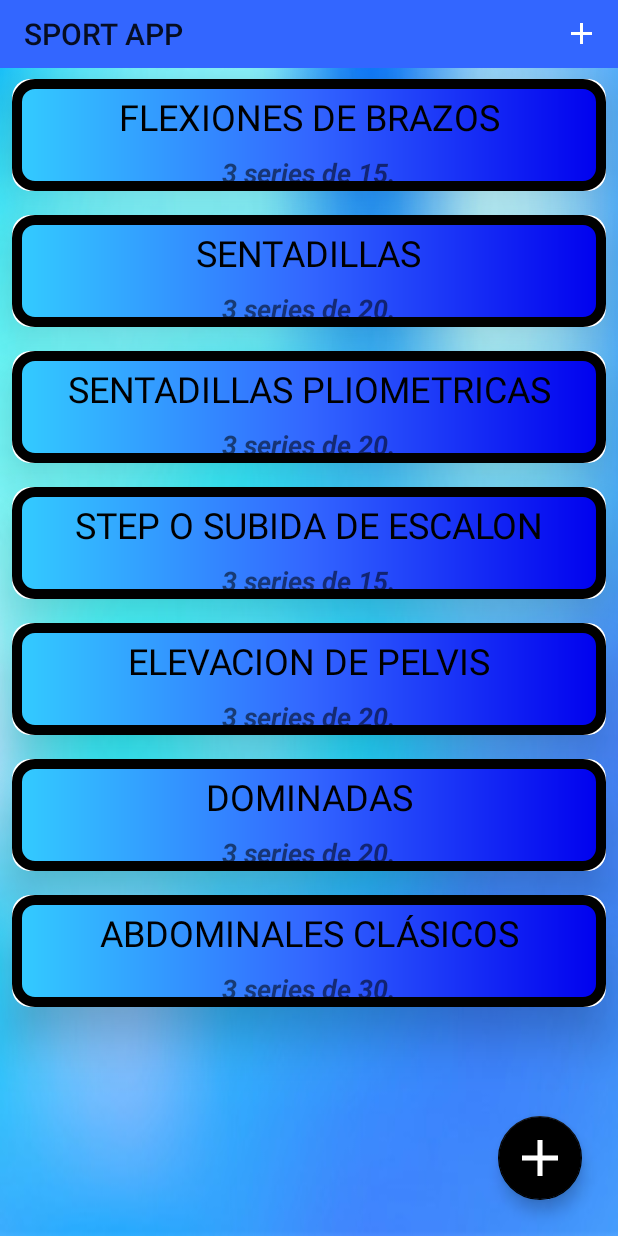
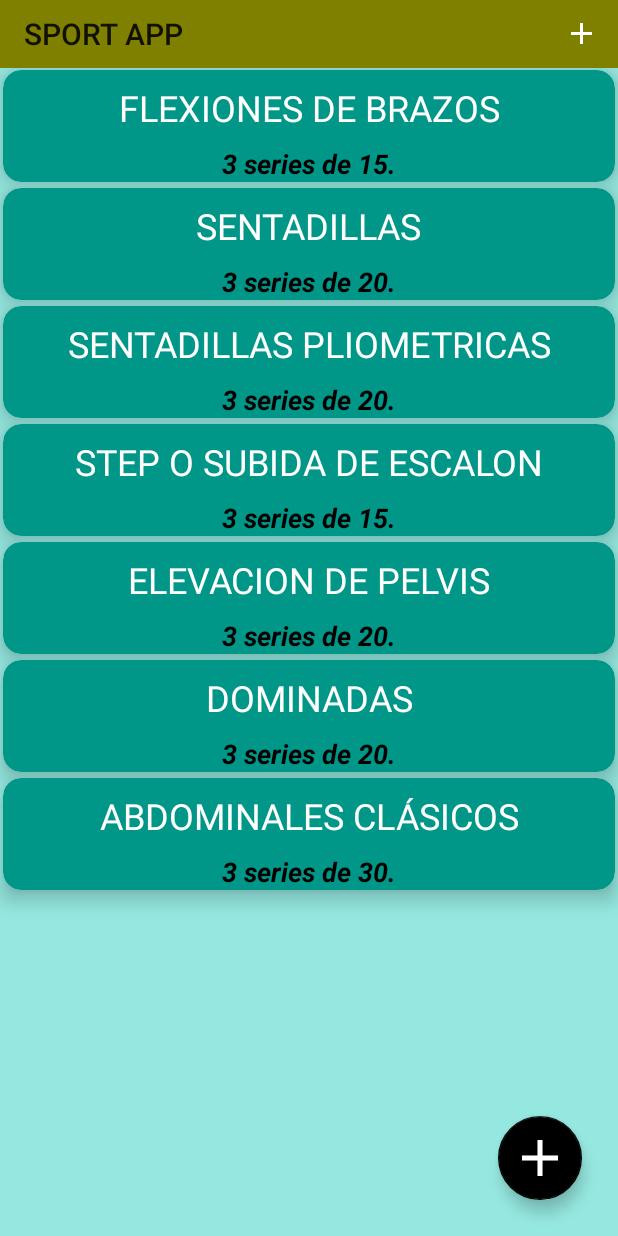
Before and after one commit to matyary/1ParcialAndroid, an Android app: the FragmentSelect screen opened through its navigation route, after a tap on "MUSCULACION", on a phone screen of 412 x 824 dp. Run offline under Robolectric (Android 15) with nearby library versions, the phone set to English and light mode, and no system bars; our stand-ins replace Room's generated code.

Commit message:
Aplicación terminada y funcionando.Se modifica estética.

```diff
--- a/app/src/main/java/Adapters/SportListAdapter.kt
+++ b/app/src/main/java/Adapters/SportListAdapter.kt
@@ -1,6 +1,7 @@
 package Adapters
 
 import Entities.Sport
+import android.net.sip.SipSession
 import android.view.LayoutInflater
 import android.view.View
 import android.view.ViewGroup
@@ -9,7 +10,7 @@ import androidx.cardview.widget.CardView
 import androidx.recyclerview.widget.RecyclerView
 import com.utn.tp3.R
 
-class SportListAdapter (private var sportList: MutableList<Sport>,val adapterOnClick : (pos: Int) -> Unit) : RecyclerView.Adapter<SportListAdapter.SportHolder>() {
+class SportListAdapter (private var sportList: MutableList<Sport>,val adapterOnClick : (pos: Int, action: Int) -> Unit) : RecyclerView.Adapter<SportListAdapter.SportHolder>() {
 
     companion object {
 
@@ -31,7 +32,12 @@ class SportListAdapter (private var sportList: MutableList<Sport>,val adapterOnC
         holder.setName(sportList[position].nombre)
         holder.setFrecuency(sportList[position].frecuencia)
         holder.getCardLayout().setOnClickListener {
-            adapterOnClick(position)
+            val actionclicked = 0
+            adapterOnClick(position, actionclicked)
+        }
+        if (holder.getCardLayout().isSelected){
+            val actionpressed = 1
+            adapterOnClick(position, actionpressed)
         }
     }
 
@@ -57,7 +63,5 @@ class SportListAdapter (private var sportList: MutableList<Sport>,val adapterOnC
 
             return view.findViewById(R.id.card_package_item)
         }
-
     }
-
 }
--- a/app/src/main/java/Fragments/FragmentLogin.kt
+++ b/app/src/main/java/Fragments/FragmentLogin.kt
@@ -113,6 +113,7 @@ class FragmentLogin : Fragment() {
         super.onResume()
         mp.start()
         txtMusic.text = "ON"
+        (activity as AppCompatActivity?)!!.supportActionBar!!.show()
     }
 
     override fun onStop() {
--- a/app/src/main/java/Fragments/FragmentRegister.kt
+++ b/app/src/main/java/Fragments/FragmentRegister.kt
@@ -91,6 +91,7 @@ class FragmentRegister : Fragment() {
         super.onResume()
         mp.start()
         txtMusic.text = "ON"
+        (activity as AppCompatActivity?)!!.supportActionBar!!.show()
     }
 
     override fun onStop() {
--- a/app/src/main/java/Fragments/FragmentSelect.kt
+++ b/app/src/main/java/Fragments/FragmentSelect.kt
@@ -275,14 +275,4 @@ class FragmentSelect : Fragment() {
             view_fselect.findNavController().navigate(action)
         }
     }
-
-    override fun onResume() {
-        super.onResume()
-        (activity as AppCompatActivity?)!!.supportActionBar!!.hide()
-    }
-
-    override fun onStop() {
-        super.onStop()
-        (activity as AppCompatActivity?)!!.supportActionBar!!.show()
-    }
 }
--- a/app/src/main/java/Fragments/ListFragment.kt
+++ b/app/src/main/java/Fragments/ListFragment.kt
@@ -91,11 +91,12 @@ class ListFragment : Fragment() {
         linearLayoutManager = LinearLayoutManager(context)
         recSport.layoutManager = linearLayoutManager
 
-        sportListAdapter = SportListAdapter(listSport!!) {position: Int ->
+        sportListAdapter = SportListAdapter(listSport!!) {position: Int, actionlist: Int ->
             viewModelTab1.ItemClicked.value = listSport!![position]
-            val actiontab = ListFragmentDirections.actionListFragmentToContainerFragment()
-            view_sport.findNavController().navigate(actiontab)
-            //Log.d("Test", listSport!![position].descripcion)
+            if (actionlist==0) {
+                val actiontab = ListFragmentDirections.actionListFragmentToContainerFragment()
+                view_sport.findNavController().navigate(actiontab)
+            }
         }
 
         if (flag_newitem == 1)
--- a/app/src/main/res/drawable/card.xml
+++ b/app/src/main/res/drawable/card.xml
@@ -3,7 +3,7 @@
     android:shape="rectangle">
 
     <size
-        android:width="300dp"
+        android:width="250dp"
         android:height="150dp"
         ></size>
 
@@ -11,15 +11,4 @@
         android:radius="12dp"
         ></corners>
 
-    <stroke
-        android:width="10px"
-        android:color="@color/colorPrimaryDark"
-        ></stroke>
-
-    <gradient
-        android:startColor="@color/colorStart"
-        android:centerColor="@color/colorCenter"
-        android:endColor="@color/colorEnd"
-        ></gradient>
-
 </shape>
--- a/app/src/main/res/layout/activity_main.xml
+++ b/app/src/main/res/layout/activity_main.xml
@@ -20,7 +20,7 @@
         android:id="@+id/toolbar"
         android:layout_width="0dp"
         android:layout_height="45dp"
-        android:background="@color/colorCenter"
+        android:background="@color/colorToolbar"
         android:minHeight="?attr/actionBarSize"
         android:theme="?attr/actionBarTheme"
         app:layout_constraintEnd_toEndOf="parent"
--- a/app/src/main/res/layout/fragment_login.xml
+++ b/app/src/main/res/layout/fragment_login.xml
@@ -4,7 +4,7 @@
     android:id="@+id/ConstraintLayout"
     android:layout_width="match_parent"
     android:layout_height="match_parent"
-    android:background="@drawable/lightcolours"
+    android:background="@drawable/fondo"
     tools:context="Fragments.FragmentLogin">
 
     <Button
@@ -99,7 +99,7 @@
         android:layout_width="wrap_content"
         android:layout_height="wrap_content"
         android:text="OFF"
-        android:textColor="@color/colorPrimaryDark"
+        android:textColor="@color/colorTitle"
         android:textSize="24sp"
         app:layout_constraintBottom_toTopOf="@+id/guideline17"
         app:layout_constraintEnd_toEndOf="parent"
--- a/app/src/main/res/layout/fragment_register.xml
+++ b/app/src/main/res/layout/fragment_register.xml
@@ -4,7 +4,7 @@
     android:id="@+id/ConstraintLayout"
     android:layout_width="match_parent"
     android:layout_height="match_parent"
-    android:background="@drawable/lightcolours"
+    android:background="@drawable/fondo"
     tools:context="Fragments.FragmentRegister">
 
     <androidx.constraintlayout.widget.Guideline
--- a/app/src/main/res/layout/fragment_select.xml
+++ b/app/src/main/res/layout/fragment_select.xml
@@ -4,7 +4,7 @@
     android:id="@+id/frameLayout3"
     android:layout_width="match_parent"
     android:layout_height="match_parent"
-    android:background="@drawable/lightcolours"
+    android:background="#009688"
     tools:context="Fragments.FragmentSelect">
 
     <androidx.constraintlayout.widget.Guideline
--- a/app/src/main/res/layout/fragment_tab1.xml
+++ b/app/src/main/res/layout/fragment_tab1.xml
@@ -4,7 +4,7 @@
     xmlns:tools="http://schemas.android.com/tools"
     android:layout_width="match_parent"
     android:layout_height="match_parent"
-    android:background="@drawable/lightcolours"
+    android:background="#95E8E0"
     tools:context="Fragments.FragmentTab1">
 
     <ImageView
--- a/app/src/main/res/layout/fragment_tab2.xml
+++ b/app/src/main/res/layout/fragment_tab2.xml
@@ -4,7 +4,7 @@
     xmlns:tools="http://schemas.android.com/tools"
     android:layout_width="match_parent"
     android:layout_height="match_parent"
-    android:background="@drawable/lightcolours"
+    android:background="#95E8E0"
     tools:context="Fragments.FragmentTab2">
 
     <Button
--- a/app/src/main/res/layout/item_sport.xml
+++ b/app/src/main/res/layout/item_sport.xml
@@ -5,23 +5,24 @@
     android:id="@+id/card_package_item"
     android:layout_width="match_parent"
     android:layout_height="wrap_content"
-    android:layout_margin="8dp"
+    android:layout_margin="2dp"
     android:backgroundTintMode="add"
     app:cardCornerRadius="12dp"
-    app:cardElevation="20dp">
+    app:cardElevation="8dp">
 
     <androidx.constraintlayout.widget.ConstraintLayout
         android:layout_width="match_parent"
         android:layout_height="match_parent"
         android:alwaysDrawnWithCache="true"
-        android:background="@drawable/card">
+        android:background="@drawable/card"
+        android:backgroundTint="#009688">
 
         <TextView
             android:id="@+id/txt_name_item"
             android:layout_width="wrap_content"
             android:layout_height="wrap_content"
             android:text="Abdominales"
-            android:textColor="@color/colorPrimaryDark"
+            android:textColor="@color/design_default_color_background"
             android:textSize="24sp"
             app:layout_constraintBottom_toTopOf="@+id/guideline18"
             app:layout_constraintEnd_toEndOf="parent"
@@ -33,6 +34,7 @@
             android:layout_width="wrap_content"
             android:layout_height="wrap_content"
             android:text="1 serie de 30"
+            android:textColor="@color/colorPrimaryDark"
             android:textSize="18sp"
             android:textStyle="bold|italic"
             app:layout_constraintBottom_toBottomOf="parent"
--- a/app/src/main/res/layout/list_fragment.xml
+++ b/app/src/main/res/layout/list_fragment.xml
@@ -5,7 +5,7 @@
     android:id="@+id/layout_sport_list"
     android:layout_width="match_parent"
     android:layout_height="match_parent"
-    android:background="@drawable/lightcolours"
+    android:background="#95E8E0"
     tools:context="Fragments.ListFragment">
 
     <com.google.android.material.floatingactionbutton.FloatingActionButton
--- a/app/src/main/res/layout/new_item_fragment.xml
+++ b/app/src/main/res/layout/new_item_fragment.xml
@@ -5,7 +5,7 @@
     android:id="@+id/layout_new_item"
     android:layout_width="match_parent"
     android:layout_height="match_parent"
-    android:background="@drawable/lightcolours"
+    android:background="#009688"
     tools:context="Fragments.NewItem">
 
     <androidx.constraintlayout.widget.Guideline
--- a/app/src/main/res/values/colors.xml
+++ b/app/src/main/res/values/colors.xml
@@ -3,7 +3,6 @@
     <color name="colorPrimary">#000000</color>
     <color name="colorPrimaryDark">#000000</color>
     <color name="colorAccent">#000000</color>
-    <color name="colorStart">#33CCFF</color>
-    <color name="colorCenter">#3366FF</color>
-    <color name="colorEnd">#0000EE</color>
+    <color name="colorToolbar">#808000</color>
+    <color name="colorTitle">#FFFFFF</color>
 </resources>
```
Also changed, not shown: app/src/main/res/drawable-v24/lightcolours.jpg (deleted), app/src/main/res/drawable/fondo.jpg (added).
